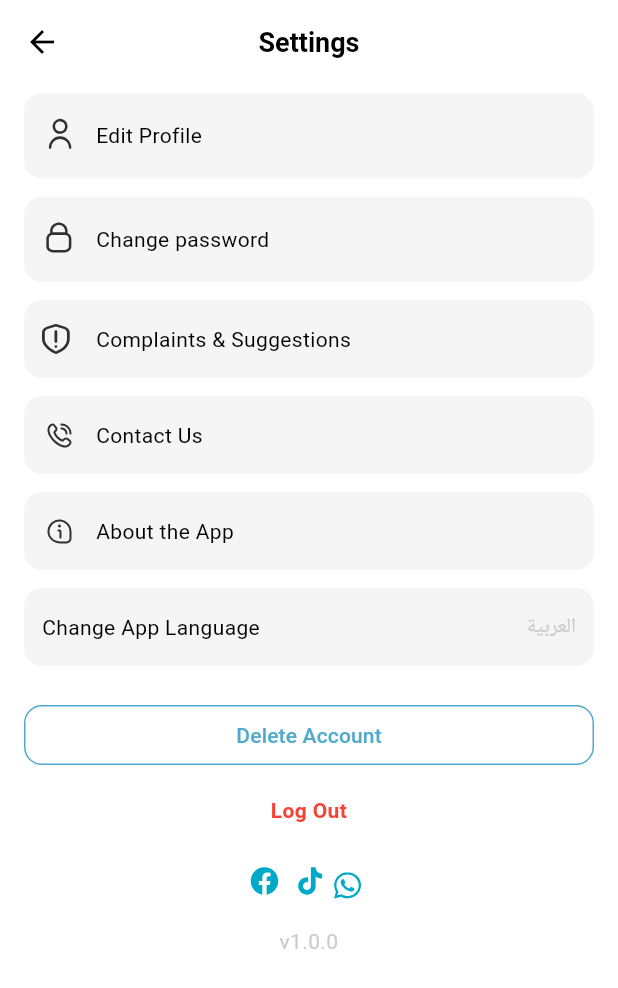
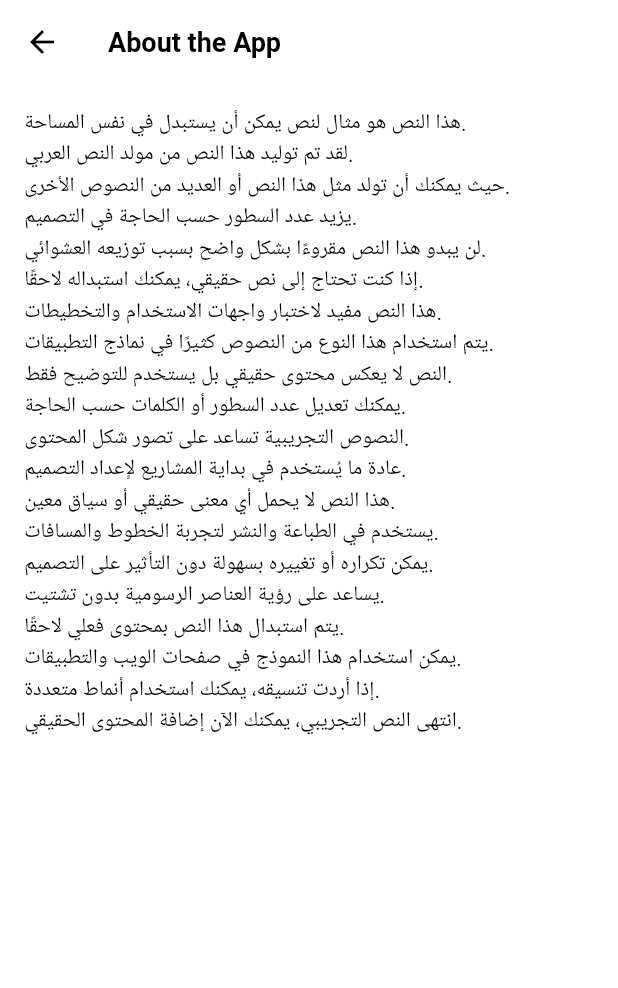
Before and after one commit to YoussefSeddik/sailors, a Flutter app: the SettingsScreen screen opened by its route, after a tap on "About the App", on a phone screen of 412 x 824 dp. Shown: the top 988 px of the screen. Run offline on Flutter 3.47's test engine with Material 3 defaults, Android fonts, the phone set to English and light mode, and no system bars; our stand-ins replace bloc, dio, easy_localization, flutter_bloc, flutter_secure_storage, flutter_svg and 4 more; accounts and stored records are empty; generated files the repository leaves out were written again; network calls fail.

Commit message:
- Finish settings screen.

```diff
--- a/lib/src/config/routes/app_routes.dart
+++ b/lib/src/config/routes/app_routes.dart
@@ -1,4 +1,7 @@
 import 'package:flutter/material.dart';
+import 'package:sailors/src/presentation/screens/about_app_screen.dart';
+import 'package:sailors/src/presentation/screens/contact_us_and_support/contact_us_screen.dart';
+import 'package:sailors/src/presentation/screens/contact_us_and_support/support_request_screen.dart';
 import 'package:sailors/src/presentation/screens/otp/otp_screen.dart';
 import 'package:sailors/src/presentation/screens/settings/settings_screen.dart';
 
@@ -67,6 +70,15 @@ mixin AppRoutes {
       case RoutesConstants.updateProfileScreen:
         return _materialRoute(UpdateProfileScreen());
 
+      case RoutesConstants.contactUsScreen:
+        return _materialRoute(ContactUsScreen());
+
+      case RoutesConstants.supportRequestScreen:
+        return _materialRoute(SupportRequestScreen());
+
+      case RoutesConstants.aboutAppScreen:
+        return _materialRoute(AboutAppScreen());
+
       default:
         return _materialRoute(
           const Scaffold(body: Center(child: Text("Route not found"))),
@@ -97,5 +109,7 @@ class RoutesConstants {
   static const changePasswordScreen = "/ChangePasswordScreen";
   static const settingsScreen = "/SettingsScreen";
   static const updateProfileScreen = "/UpdateProfileScreen";
-
+  static const contactUsScreen = "/ContactUsScreen";
+  static const supportRequestScreen = "/SupportRequestScreen";
+  static const aboutAppScreen = "/AboutAppScreen";
 }
--- a/lib/src/injector.dart
+++ b/lib/src/injector.dart
@@ -4,6 +4,7 @@ import 'package:flutter_secure_storage/flutter_secure_storage.dart';
 import 'package:get_it/get_it.dart';
 import 'package:sailors/src/data/datasources/remote/app_api_service.dart';
 import 'package:sailors/src/domain/repositories/app_repository.dart';
+import 'package:sailors/src/presentation/screens/contact_us_and_support/support_bloc.dart';
 import 'package:sailors/src/presentation/screens/forget_password/forget_password_bloc.dart';
 import 'package:sailors/src/presentation/screens/login/login_bloc.dart';
 import 'package:sailors/src/presentation/screens/otp/otp_bloc.dart';
@@ -81,4 +82,6 @@ Future<void> initializeDependencies() async {
   injector.registerFactory<ProfileAdsBloc>(() => ProfileAdsBloc(injector()));
   injector.registerFactory<SettingsBloc>(() => SettingsBloc(injector(), injector()));
   injector.registerFactory<UpdateProfileScreenBloc>(() => UpdateProfileScreenBloc(injector(), injector()));
+  injector.registerFactory<SupportBloc>(() => SupportBloc(injector()));
+
 }
--- /dev/null
+++ b/lib/src/presentation/screens/about_app_screen.dart
@@ -0,0 +1,42 @@
+import 'package:easy_localization/easy_localization.dart';
+import 'package:flutter/material.dart';
+
+class AboutAppScreen extends StatelessWidget {
+  const AboutAppScreen({super.key});
+
+  @override
+  Widget build(BuildContext context) {
+    return Scaffold(
+      appBar: AppBar(title: Text('about_app'.tr())),
+      body: SingleChildScrollView(
+        padding: const EdgeInsets.all(16),
+        child: Text(
+          '''
+هذا النص هو مثال لنص يمكن أن يستبدل في نفس المساحة.
+لقد تم توليد هذا النص من مولد النص العربي.
+حيث يمكنك أن تولد مثل هذا النص أو العديد من النصوص الأخرى.
+يزيد عدد السطور حسب الحاجة في التصميم.
+لن يبدو هذا النص مقروءًا بشكل واضح بسبب توزيعه العشوائي.
+إذا كنت تحتاج إلى نص حقيقي، يمكنك استبداله لاحقًا.
+هذا النص مفيد لاختبار واجهات الاستخدام والتخطيطات.
+يتم استخدام هذا النوع من النصوص كثيرًا في نماذج التطبيقات.
+النص لا يعكس محتوى حقيقي بل يستخدم للتوضيح فقط.
+يمكنك تعديل عدد السطور أو الكلمات حسب الحاجة.
+النصوص التجريبية تساعد على تصور شكل المحتوى.
+عادة ما يُستخدم في بداية المشاريع لإعداد التصميم.
+هذا النص لا يحمل أي معنى حقيقي أو سياق معين.
+يستخدم في الطباعة والنشر لتجربة الخطوط والمسافات.
+يمكن تكراره أو تغييره بسهولة دون التأثير على التصميم.
+يساعد على رؤية العناصر الرسومية بدون تشتيت.
+يتم استبدال هذا النص بمحتوى فعلي لاحقًا.
+يمكن استخدام هذا النموذج في صفحات الويب والتطبيقات.
+إذا أردت تنسيقه، يمكنك استخدام أنماط متعددة.
+انتهى النص التجريبي، يمكنك الآن إضافة المحتوى الحقيقي.
+          ''',
+          textAlign: TextAlign.start,
+          style: Theme.of(context).textTheme.bodyMedium,
+        ),
+      ),
+    );
+  }
+}
--- a/lib/src/presentation/screens/forget_password/forget_password_screen.dart
+++ b/lib/src/presentation/screens/forget_password/forget_password_screen.dart
@@ -105,7 +105,7 @@ class ForgetPasswordScreen extends StatelessWidget {
                                 Navigator.pop(context);
                               },
                               child: Text(
-                                'login'.tr(),
+                                'log_in'.tr(),
                                 style: TextStyle(
                                   color: primaryColor,
                                   decoration: TextDecoration.none,
--- a/lib/src/presentation/screens/settings/settings_screen.dart
+++ b/lib/src/presentation/screens/settings/settings_screen.dart
@@ -10,7 +10,6 @@ import '../../../config/themes/fonts/app_text_styles.dart';
 import '../../../core/bloc/base_state.dart';
 import '../../../core/widgets/sailors_app_bar.dart';
 import '../../../widgets/setting_tile.dart';
-import '../../models/otp_result_model.dart';
 import '../../models/setting_item.dart';
 import 'settings_bloc.dart';
 import 'settings_event.dart';
@@ -57,15 +56,24 @@ class SettingsScreen extends StatelessWidget {
                             break;
 
                           case SettingItemType.complaints:
-                            // TODO: Navigate to Complaints screen
+                            Navigator.pushNamed(
+                              context,
+                              RoutesConstants.supportRequestScreen,
+                            );
                             break;
 
                           case SettingItemType.contactUs:
-                            // TODO: Navigate to Contact Us screen
+                            Navigator.pushNamed(
+                              context,
+                              RoutesConstants.contactUsScreen,
+                            );
                             break;
 
                           case SettingItemType.aboutApp:
-                            // TODO: Navigate to About screen
+                            Navigator.pushNamed(
+                              context,
+                              RoutesConstants.aboutAppScreen,
+                            );
                             break;
 
                           case SettingItemType.changeLanguage:
```
Also changed, not shown: i18n/ar.json (+11 -1 lines), i18n/en.json (+12 -2 lines), lib/src/core/utils/response_handler.dart (+15 -7 lines), lib/src/presentation/screens/contact_us_and_support/contact_us_screen.dart (added, +103 -0 lines), lib/src/presentation/screens/contact_us_and_support/support_bloc.dart (added, +40 -0 lines), lib/src/presentation/screens/contact_us_and_support/support_event.dart (added, +16 -0 lines), lib/src/presentation/screens/contact_us_and_support/support_request_screen.dart (added, +95 -0 lines), lib/src/presentation/screens/otp/otp_screen.dart (+15 -16 lines), lib/src/widgets/text_field.dart (added, +14 -0 lines).
